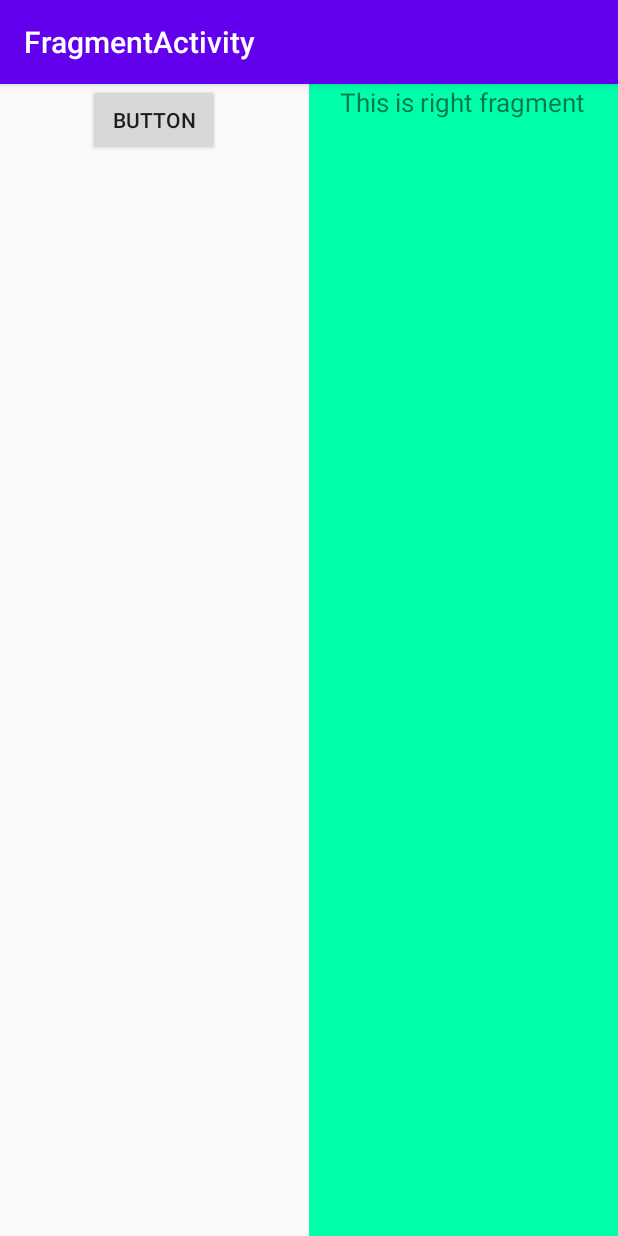
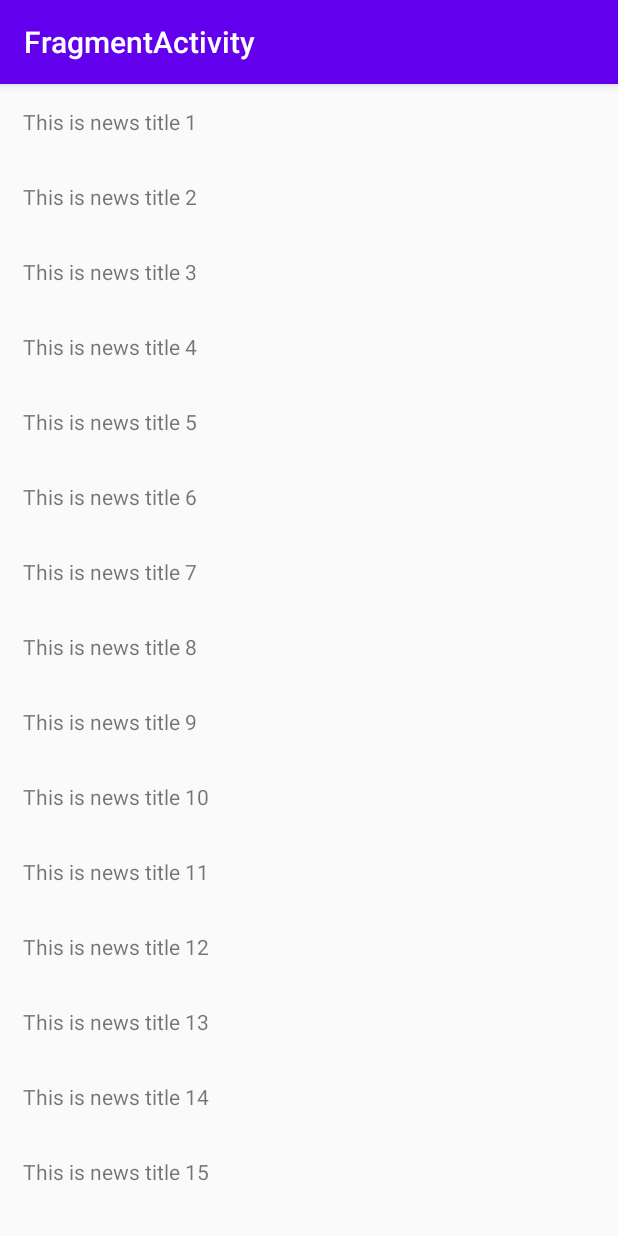
Before and after one commit to Henvy-Mango/LearnKotlin, an Android app: the screen it shows after launch (FrafmentTestActivity before the commit, MainActivity after it), on a phone screen of 412 x 824 dp. Run offline under Robolectric (Android 15) with nearby library versions, the phone set to English and light mode, and no system bars.

Commit message:
fragment finish

```diff
--- a/fragmentactivity/src/main/AndroidManifest.xml
+++ b/fragmentactivity/src/main/AndroidManifest.xml
@@ -9,14 +9,17 @@
         android:roundIcon="@mipmap/ic_launcher_round"
         android:supportsRtl="true"
         android:theme="@style/AppTheme">
-        <activity android:name=".NewsApp.NewsContentActivity"></activity>
-        <activity android:name=".FrafmentTestActivity">
+        <activity android:name=".NewsApp.MainActivity">
             <intent-filter>
                 <action android:name="android.intent.action.MAIN" />
 
                 <category android:name="android.intent.category.LAUNCHER" />
             </intent-filter>
         </activity>
+        <activity android:name=".NewsApp.NewsContentActivity">
+
+        </activity>
+        <activity android:name=".FrafmentTestActivity"></activity>
     </application>
 
 </manifest>
--- /dev/null
+++ b/fragmentactivity/src/main/java/com/example/fragmentactivity/NewsApp/MainActivity.kt
@@ -0,0 +1,12 @@
+package com.example.fragmentactivity.NewsApp
+
+import android.os.Bundle
+import androidx.appcompat.app.AppCompatActivity
+import com.example.fragmentactivity.R
+
+class MainActivity : AppCompatActivity() {
+    override fun onCreate(savedInstanceState: Bundle?) {
+        super.onCreate(savedInstanceState)
+        setContentView(R.layout.activity_main)
+    }
+}
--- a/fragmentactivity/src/main/java/com/example/fragmentactivity/NewsApp/News.kt
+++ b/fragmentactivity/src/main/java/com/example/fragmentactivity/NewsApp/News.kt
@@ -4,9 +4,14 @@ import android.os.Bundle
 import android.view.LayoutInflater
 import android.view.View
 import android.view.ViewGroup
+import android.widget.TextView
 import androidx.fragment.app.Fragment
+import androidx.recyclerview.widget.LinearLayoutManager
+import androidx.recyclerview.widget.RecyclerView
 import com.example.fragmentactivity.R
+import kotlinx.android.synthetic.main.activity_main.*
 import kotlinx.android.synthetic.main.news_content_frag.*
+import kotlinx.android.synthetic.main.news_title_frag.*
 
 /**
  * FileName: News
@@ -33,3 +38,75 @@ class NewsContentFragment() : Fragment() {
     }
 
 }
+
+class NewsTitleFragment() : Fragment() {
+
+    private var isTwoPane: Boolean = false
+    override fun onCreateView(
+        inflater: LayoutInflater,
+        container: ViewGroup?,
+        savedInstanceState: Bundle?
+    ): View? {
+        return inflater.inflate(R.layout.news_title_frag, container, false)
+    }
+
+    override fun onActivityCreated(savedInstanceState: Bundle?) {
+        super.onActivityCreated(savedInstanceState)
+        isTwoPane = activity?.findViewById<View>(R.id.newsContentLayout) != null
+        val layoutManager = LinearLayoutManager(activity)
+        newsTitleRecyclerView.layoutManager = layoutManager
+        val adapter = NewsAdapter(getNews())
+        newsTitleRecyclerView.adapter = adapter
+    }
+
+    private fun getNews(): List<News> {
+        val newsList = ArrayList<News>()
+        for (i in 1..50) {
+            val news = News("This is news title $i", getRadomLengthString("are u ok?"))
+            newsList.add(news)
+        }
+        return newsList
+    }
+
+    private fun getRadomLengthString(str: String): String {
+        val n = (1..20).random()
+        val builder = StringBuilder()
+        repeat(n) {
+            builder.append(str)
+        }
+        return builder.toString()
+    }
+
+    inner class NewsAdapter(val newsList: List<News>) :
+        RecyclerView.Adapter<NewsAdapter.ViewHolder>() {
+        inner class ViewHolder(view: View) : RecyclerView.ViewHolder(view) {
+            val newsTitle: TextView = view.findViewById(R.id.newsTitle)
+        }
+
+        override fun onCreateViewHolder(parent: ViewGroup, viewType: Int): ViewHolder {
+            val view =
+                LayoutInflater.from(parent.context).inflate(R.layout.news_item, parent, false)
+            val holder = ViewHolder(view)
+            holder.itemView.setOnClickListener {
+                val news = newsList[holder.adapterPosition]
+                if (isTwoPane) {
+                    val fragment = newsContentFrag as NewsContentFragment
+                    fragment.refresh(news)
+                } else {
+                    NewsContentActivity.actionStart(parent.context, news)
+                }
+            }
+            return holder
+        }
+
+        override fun getItemCount() = newsList.size
+
+        override fun onBindViewHolder(holder: ViewHolder, position: Int) {
+            val news = newsList[position]
+            holder.newsTitle.text = news.title
+        }
+
+    }
+
+
+}
--- a/fragmentactivity/src/main/java/com/example/fragmentactivity/NewsApp/NewsContentActivity.kt
+++ b/fragmentactivity/src/main/java/com/example/fragmentactivity/NewsApp/NewsContentActivity.kt
@@ -1,12 +1,34 @@
 package com.example.fragmentactivity.NewsApp
 
+import android.content.Context
+import android.content.Intent
 import android.os.Bundle
 import androidx.appcompat.app.AppCompatActivity
 import com.example.fragmentactivity.R
+import kotlinx.android.synthetic.main.activity_news_content.*
 
 class NewsContentActivity : AppCompatActivity() {
+
+    companion object {
+        fun actionStart(context: Context, news: News) {
+            val intent = Intent(context, NewsContentActivity::class.java).apply {
+                putExtra("new_title", news.title)
+                putExtra("new_content", news.content)
+            }
+            context.startActivity(intent)
+        }
+    }
+
+
     override fun onCreate(savedInstanceState: Bundle?) {
         super.onCreate(savedInstanceState)
         setContentView(R.layout.activity_news_content)
+
+        val title = intent.getStringExtra("new_title")
+        val content = intent.getStringExtra("new_content")
+        if (title != null && content != null) {
+            val fragment = newsContentFrag as NewsContentFragment
+            fragment.refresh(News(title, content))
+        }
     }
 }
--- /dev/null
+++ b/fragmentactivity/src/main/res/layout-large/activity_main.xml
@@ -0,0 +1,27 @@
+<?xml version="1.0" encoding="utf-8"?>
+<LinearLayout xmlns:android="http://schemas.android.com/apk/res/android"
+    android:layout_width="match_parent"
+    android:layout_height="match_parent"
+    android:orientation="horizontal">
+
+    <fragment
+        android:id="@+id/newsTitleFrag"
+        android:name="com.example.fragmentactivity.NewsApp.NewsTitleFragment"
+        android:layout_width="0dp"
+        android:layout_height="match_parent"
+        android:layout_weight="1" />
+
+    <FrameLayout
+        android:id="@+id/newsContentLayout"
+        android:layout_width="0dp"
+        android:layout_height="match_parent"
+        android:layout_weight="3">
+
+        <fragment
+            android:id="@+id/newsContentFrag"
+            android:name="com.example.fragmentactivity.NewsApp.NewsContentFragment"
+            android:layout_width="match_parent"
+            android:layout_height="match_parent" />
+    </FrameLayout>
+
+</LinearLayout>
--- /dev/null
+++ b/fragmentactivity/src/main/res/layout/activity_main.xml
@@ -0,0 +1,13 @@
+<?xml version="1.0" encoding="utf-8"?>
+<FrameLayout xmlns:android="http://schemas.android.com/apk/res/android"
+    android:id="@+id/newsTitleLayout"
+    android:layout_width="match_parent"
+    android:layout_height="match_parent">
+
+    <fragment
+        android:id="@+id/newsTitleFrag"
+        android:name="com.example.fragmentactivity.NewsApp.NewsTitleFragment"
+        android:layout_width="match_parent"
+        android:layout_height="match_parent" />
+
+</FrameLayout>
--- /dev/null
+++ b/fragmentactivity/src/main/res/layout/news_item.xml
@@ -0,0 +1,8 @@
+<?xml version="1.0" encoding="utf-8"?>
+<TextView xmlns:android="http://schemas.android.com/apk/res/android"
+    android:id="@+id/newsTitle"
+    android:layout_width="match_parent"
+    android:layout_height="wrap_content"
+    android:ellipsize="end"
+    android:maxLines="1"
+    android:padding="15dp" />
--- /dev/null
+++ b/fragmentactivity/src/main/res/layout/news_title_frag.xml
@@ -0,0 +1,12 @@
+<?xml version="1.0" encoding="utf-8"?>
+<LinearLayout xmlns:android="http://schemas.android.com/apk/res/android"
+    android:layout_width="match_parent"
+    android:layout_height="match_parent"
+    android:orientation="vertical">
+
+    <androidx.recyclerview.widget.RecyclerView
+        android:id="@+id/newsTitleRecyclerView"
+        android:layout_width="match_parent"
+        android:layout_height="match_parent" />
+
+</LinearLayout>
```
